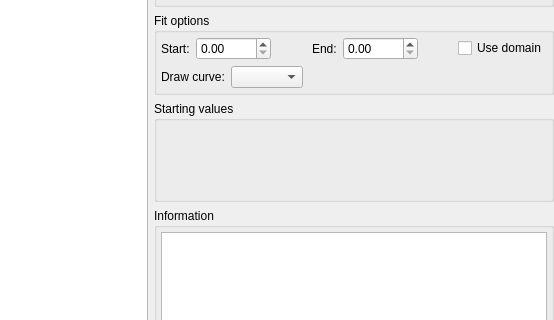
davidfokkema/tailor, file src/tailor/resources/plot_tab.ui: the form before one commit; both pictures show x 362 to 916 and y 120 to 440 of the 916 by 646 pixel window.
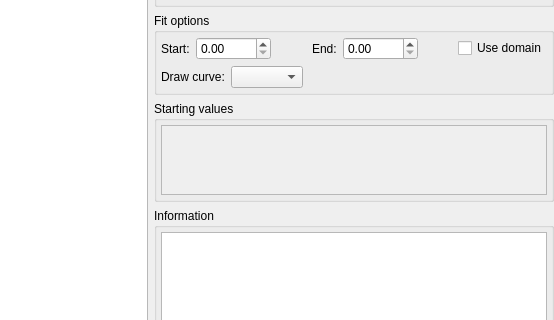
The form after the commit. Custom widgets are drawn as their Qt base class.

Commit message: Improved spacing and scrollable parameter list

The edit to the form file:
```diff
--- a/src/tailor/resources/plot_tab.ui
+++ b/src/tailor/resources/plot_tab.ui
@@ -221,6 +221,37 @@
        <property name="title">
         <string>Starting values</string>
        </property>
+       <layout class="QVBoxLayout" name="verticalLayout_4">
+        <property name="leftMargin">
+         <number>4</number>
+        </property>
+        <property name="topMargin">
+         <number>4</number>
+        </property>
+        <property name="rightMargin">
+         <number>4</number>
+        </property>
+        <property name="bottomMargin">
+         <number>4</number>
+        </property>
+        <item>
+         <widget class="QScrollArea" name="scrollArea">
+          <property name="widgetResizable">
+           <bool>true</bool>
+          </property>
+          <widget class="QWidget" name="parameter_list">
+           <property name="geometry">
+            <rect>
+             <x>0</x>
+             <y>0</y>
+             <width>384</width>
+             <height>69</height>
+            </rect>
+           </property>
+          </widget>
+         </widget>
+        </item>
+       </layout>
       </widget>
      </item>
      <item>
```
The commit also changes 2 other files.
